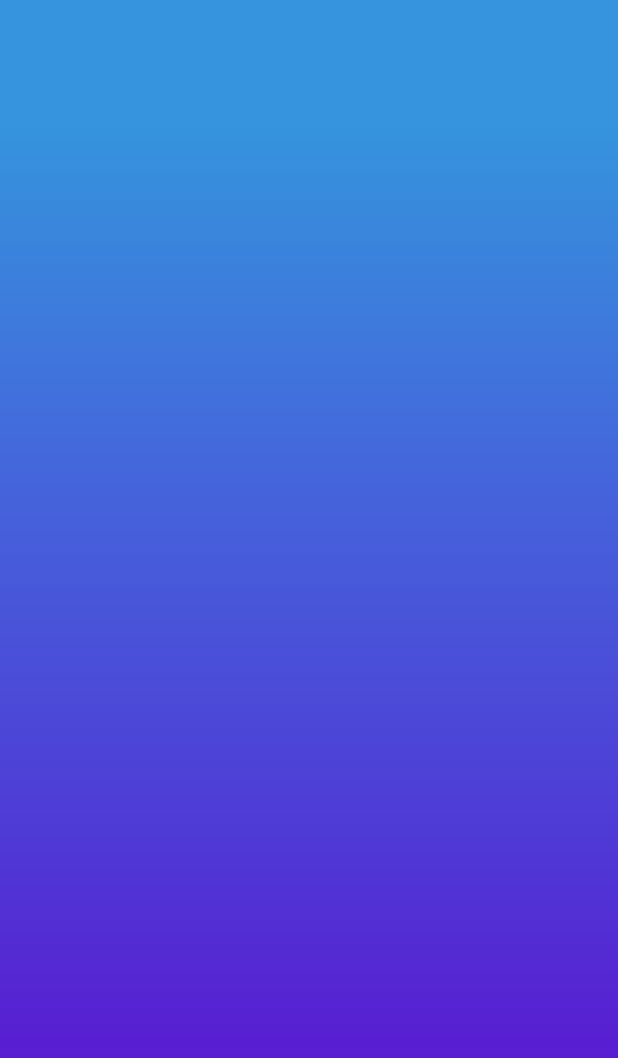
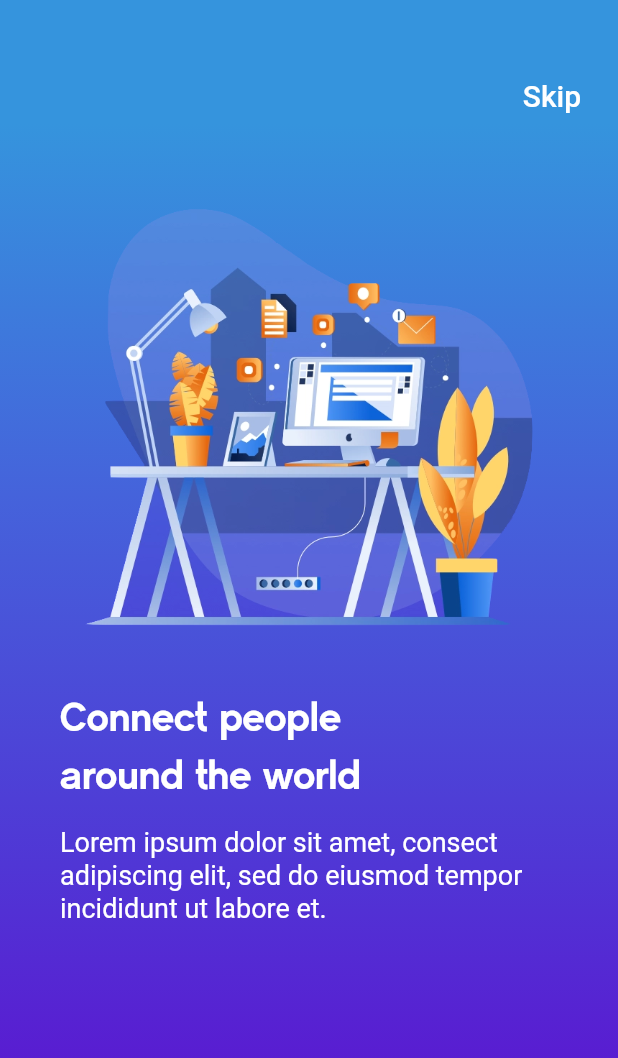
Before and after one commit to fortinjoffrey/flutter_Onboarding_UI, a Flutter app: the screen it shows after launch, on a phone screen of 412 x 824 dp. Shown: the top 1058 px of the screen. Run offline on Flutter 3.47's test engine with Material 2 defaults, Android fonts, the phone set to English and light mode, and no system bars.

Commit message:
Implement PageView with 3 pages
- utilities/styles.dart for title and body styles

```diff
--- a/lib/main.dart
+++ b/lib/main.dart
@@ -1,5 +1,5 @@
 import 'package:flutter/material.dart';
-import 'package:onboarding_ui/onboarding_screen.dart';
+import 'package:onboarding_ui/screens/onboarding_screen.dart';
 
 void main() {
   runApp(MyApp());
--- a/lib/onboarding_screen.dart
+++ /dev/null
@@ -1,34 +0,0 @@
-import 'package:flutter/material.dart';
-import 'package:flutter/services.dart';
-
-class OnboardingScreen extends StatefulWidget {
-  OnboardingScreen({Key key}) : super(key: key);
-
-  @override
-  _OnboardingScreenState createState() => _OnboardingScreenState();
-}
-
-class _OnboardingScreenState extends State<OnboardingScreen> {
-  @override
-  Widget build(BuildContext context) {
-    return Scaffold(
-      body: AnnotatedRegion<SystemUiOverlayStyle>(
-        value: SystemUiOverlayStyle.light,
-        child: Container(
-          decoration: BoxDecoration(
-              gradient: LinearGradient(
-            begin: Alignment.topCenter,
-            end: Alignment.bottomCenter,
-            stops: [0.1, 0.4, 0.7, 0.9],
-            colors: [
-              Color(0xFF3594DD),
-              Color(0xFF4563DB),
-              Color(0xFF5036D5),
-              Color(0xFF5B16D0),
-            ],
-          )),
-        ),
-      ),
-    );
-  }
-}
--- /dev/null
+++ b/lib/screens/onboarding_screen.dart
@@ -0,0 +1,112 @@
+import 'package:flutter/material.dart';
+import 'package:flutter/services.dart';
+import 'package:onboarding_ui/utilities/styles.dart';
+
+class OnboardingScreen extends StatefulWidget {
+  OnboardingScreen({Key key}) : super(key: key);
+
+  @override
+  _OnboardingScreenState createState() => _OnboardingScreenState();
+}
+
+class _OnboardingScreenState extends State<OnboardingScreen> {
+  final PageController _pageController = PageController(initialPage: 0);
+
+  @override
+  Widget build(BuildContext context) {
+    return Scaffold(
+      body: AnnotatedRegion<SystemUiOverlayStyle>(
+        value: SystemUiOverlayStyle.light,
+        child: Container(
+          decoration: BoxDecoration(
+            gradient: LinearGradient(
+              begin: Alignment.topCenter,
+              end: Alignment.bottomCenter,
+              stops: [0.1, 0.4, 0.7, 0.9],
+              colors: [
+                Color(0xFF3594DD),
+                Color(0xFF4563DB),
+                Color(0xFF5036D5),
+                Color(0xFF5B16D0),
+              ],
+            ),
+          ),
+          child: Padding(
+            padding: const EdgeInsets.symmetric(vertical: 40.0),
+            child: Column(
+              crossAxisAlignment: CrossAxisAlignment.stretch,
+              children: [
+                Container(
+                  alignment: Alignment.centerRight,
+                  child: FlatButton(
+                    onPressed: () => print('Skip'),
+                    child: Text(
+                      'Skip',
+                      style: TextStyle(
+                        color: Colors.white,
+                        fontSize: 20.0,
+                      ),
+                    ),
+                  ),
+                ),
+                Container(
+                  height: 600,
+                  child: PageView(
+                    physics: ClampingScrollPhysics(),
+                    controller: _pageController,
+                    children: [
+                      _buildPageInPageView(
+                        imagePath: 'assets/images/onboarding0.png',
+                        title: 'Connect people\naround the world',
+                        body:
+                            'Lorem ipsum dolor sit amet, consect adipiscing elit, sed do eiusmod tempor incididunt ut labore et.',
+                      ),
+                      _buildPageInPageView(
+                        imagePath: 'assets/images/onboarding1.png',
+                        title: 'Live your life\nsmarter with us',
+                        body:
+                            'Lorem ipsum dolor sit amet, consect adipiscing elit, sed do eiusmod tempor incididunt ut labore et.',
+                      ),
+                      _buildPageInPageView(
+                        imagePath: 'assets/images/onboarding2.png',
+                        title: 'Get a new experience\nof imagination',
+                        body:
+                            'Lorem ipsum dolor sit amet, consect adipiscing elit, sed do eiusmod tempor incididunt ut labore et.',
+                      ),
+                    ],
+                  ),
+                ),
+              ],
+            ),
+          ),
+        ),
+      ),
+    );
+  }
+
+  Widget _buildPageInPageView({
+    @required String imagePath,
+    @required String title,
+    @required String body,
+  }) {
+    return Padding(
+      padding: const EdgeInsets.all(40.0),
+      child: Column(
+        crossAxisAlignment: CrossAxisAlignment.start,
+        children: [
+          Center(
+            child: Image(
+              image: AssetImage(imagePath),
+              height: 300,
+              width: 300,
+            ),
+          ),
+          SizedBox(height: 30.0),
+          Text(title, style: kTitleStyle),
+          SizedBox(height: 15.0),
+          Text(body, style: kSubtitleStyle),
+        ],
+      ),
+    );
+  }
+}
--- /dev/null
+++ b/lib/utilities/styles.dart
@@ -0,0 +1,14 @@
+import 'package:flutter/material.dart';
+
+final kTitleStyle = TextStyle(
+  color: Colors.white,
+  fontFamily: 'CM Sans Serif',
+  fontSize: 26.0,
+  height: 1.5,
+);
+
+final kSubtitleStyle = TextStyle(
+  color: Colors.white,
+  fontSize: 18.0,
+  height: 1.2,
+);
```
Also changed, not shown: pubspec.yaml (+7 -6 lines), assets/fonts/cm_sans_serif_2012.ttf (added), assets/images/onboarding0.png (added), assets/images/onboarding1.png (added), assets/images/onboarding2.png (added).
